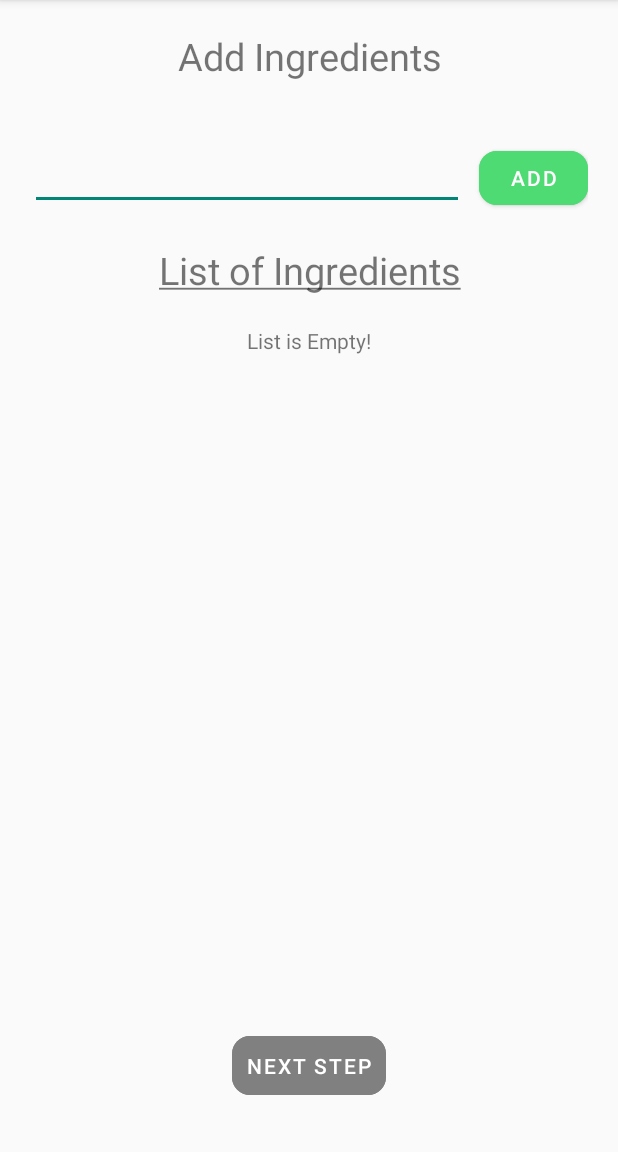
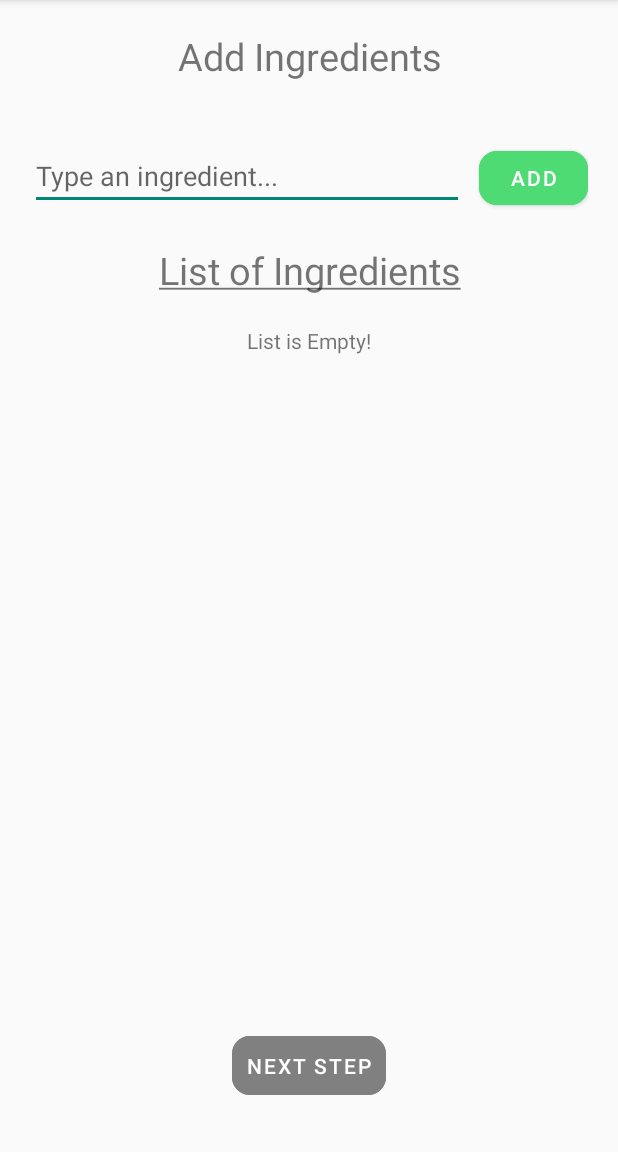
Before and after one commit to DavidDSS/MobileComputingProject, an Android app: the layout activity_main.xml on its own in the app's theme, with its tools: preview values and no code run, on a phone screen of 412 x 824 dp, the part 84-1236 px from its top. Run offline under Robolectric (Android 15) with nearby library versions, the phone set to English and light mode, and no system bars.

```diff
--- a/app/src/main/res/layout/activity_main.xml
+++ b/app/src/main/res/layout/activity_main.xml
@@ -50,7 +50,11 @@
             android:layout_width="0dp"
             android:layout_weight=".80"
             android:layout_height="wrap_content"
-            android:layout_marginRight="10dp"/>
+            android:layout_marginRight="10dp"
+            android:inputType="text"
+            android:maxLines="1"
+            android:scrollHorizontally="true"
+            android:hint="Type an ingredient..."/>
 
         <com.google.android.material.button.MaterialButton
             android:id="@+id/addBtn"
--- a/app/src/main/res/layout/ingredient_custom_list.xml
+++ b/app/src/main/res/layout/ingredient_custom_list.xml
@@ -26,7 +26,8 @@
             android:layout_width="wrap_content"
             android:layout_height="wrap_content"
             android:gravity="bottom|left"
-            android:textColor="@android:color/black"/>
+            android:textColor="@android:color/black"
+            android:textSize="20dp"/>
 
     </LinearLayout>
     <Button
```
Also changed, not shown: app/src/main/java/com/example/mobilecomputingproject/MainActivity.java (+37 -13 lines), app/src/main/res/layout/recipe_custom_list.xml (+4 -3 lines).
